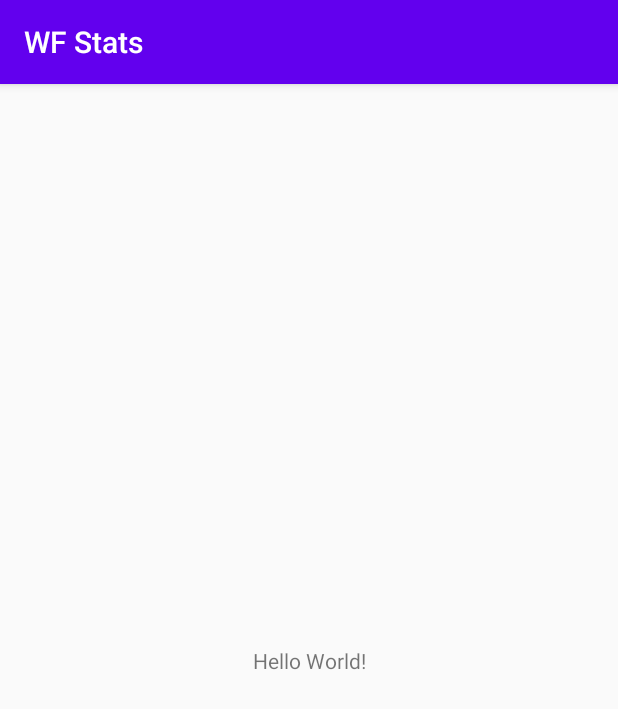
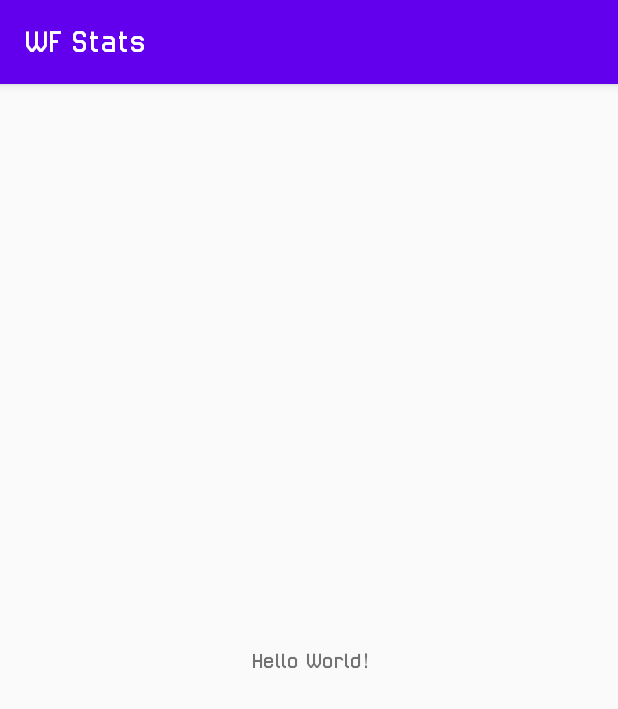
Before and after one commit to marcelonomad/WFStats, an Android app: the screen it shows after launch (MainActivity), on a phone screen of 412 x 824 dp. Shown: the top 709 px of the screen. Run offline under Robolectric (Android 15) with nearby library versions, the phone set to English and light mode, and no system bars.

Commit message:
Font
Adicionada a fonte

```diff
--- a/app/src/main/res/values/styles.xml
+++ b/app/src/main/res/values/styles.xml
@@ -5,6 +5,8 @@
         <item name="colorPrimary">@color/colorPrimary</item>
         <item name="colorPrimaryDark">@color/colorPrimaryDark</item>
         <item name="colorAccent">@color/colorAccent</item>
+        <item name="font">@font/warface</item>
+        <item name="fontFamily">@font/warface</item>
     </style>
 
 </resources>
```
Also changed, not shown: app/src/main/res/font/warface.ttf (added), 1 other file.
